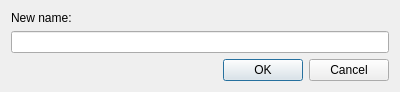
Old version of the form src/ui/renameprompt.ui in the repository chiiph/qfm.
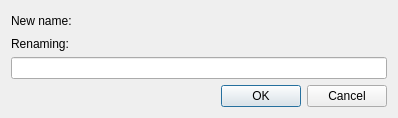
New version of the form.

What changed in the file:
```diff
--- a/src/ui/renameprompt.ui
+++ b/src/ui/renameprompt.ui
@@ -6,8 +6,8 @@
    <rect>
     <x>0</x>
     <y>0</y>
-    <width>400</width>
-    <height>83</height>
+    <width>398</width>
+    <height>107</height>
    </rect>
   </property>
   <property name="windowTitle">
@@ -23,9 +23,36 @@
        </property>
       </widget>
      </item>
-     <item row="1" column="0">
+     <item row="2" column="0" colspan="2">
       <widget class="QLineEdit" name="newname_line"/>
      </item>
+     <item row="1" column="0">
+      <widget class="QLabel" name="label_2">
+       <property name="text">
+        <string>Renaming:</string>
+       </property>
+      </widget>
+     </item>
+     <item row="1" column="1">
+      <widget class="QLabel" name="file_label">
+       <property name="text">
+        <string/>
+       </property>
+      </widget>
+     </item>
+     <item row="0" column="1">
+      <spacer name="horizontalSpacer">
+       <property name="orientation">
+        <enum>Qt::Horizontal</enum>
+       </property>
+       <property name="sizeHint" stdset="0">
+        <size>
+         <width>40</width>
+         <height>20</height>
+        </size>
+       </property>
+      </spacer>
+     </item>
     </layout>
    </item>
    <item row="1" column="0">
```
